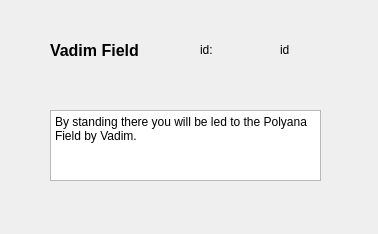
The window that vadimwindow.ui (Molodid-Tyshchenko/qt-monopoly-) describes before a commit, drawn with Qt 5.
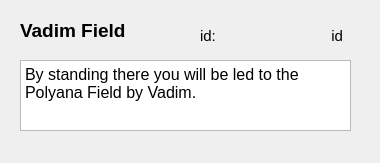
The same window after the commit.

```diff
--- a/vadimwindow.ui
+++ b/vadimwindow.ui
@@ -6,8 +6,8 @@
    <rect>
     <x>0</x>
     <y>0</y>
-    <width>378</width>
-    <height>234</height>
+    <width>380</width>
+    <height>163</height>
    </rect>
   </property>
   <property name="windowTitle">
@@ -16,18 +16,21 @@
   <widget class="QLabel" name="name">
    <property name="geometry">
     <rect>
-     <x>50</x>
-     <y>40</y>
-     <width>121</width>
+     <x>20</x>
+     <y>20</y>
+     <width>151</width>
      <height>21</height>
     </rect>
    </property>
    <property name="font">
     <font>
-     <pointsize>12</pointsize>
+     <pointsize>14</pointsize>
      <bold>true</bold>
     </font>
    </property>
+   <property name="styleSheet">
+    <string notr="true">font-size: 14pt;</string>
+   </property>
    <property name="text">
     <string>Vadim Field</string>
    </property>
@@ -36,11 +39,14 @@
    <property name="geometry">
     <rect>
      <x>200</x>
-     <y>40</y>
+     <y>20</y>
      <width>63</width>
-     <height>20</height>
+     <height>31</height>
     </rect>
    </property>
+   <property name="styleSheet">
+    <string notr="true">font-size: 11pt;</string>
+   </property>
    <property name="text">
     <string>id:</string>
    </property>
@@ -49,30 +55,39 @@
    <property name="geometry">
     <rect>
      <x>280</x>
-     <y>40</y>
+     <y>20</y>
      <width>63</width>
-     <height>20</height>
+     <height>31</height>
     </rect>
    </property>
+   <property name="styleSheet">
+    <string notr="true">font-size: 11pt;</string>
+   </property>
    <property name="text">
     <string>id</string>
    </property>
+   <property name="alignment">
+    <set>Qt::AlignRight|Qt::AlignTrailing|Qt::AlignVCenter</set>
+   </property>
   </widget>
   <widget class="QTextEdit" name="info">
    <property name="geometry">
     <rect>
-     <x>50</x>
-     <y>110</y>
-     <width>271</width>
+     <x>20</x>
+     <y>60</y>
+     <width>331</width>
      <height>71</height>
     </rect>
    </property>
+   <property name="styleSheet">
+    <string notr="true">font-size: 14pt;</string>
+   </property>
    <property name="html">
     <string>&lt;!DOCTYPE HTML PUBLIC &quot;-//W3C//DTD HTML 4.0//EN&quot; &quot;http://www.w3.org/TR/REC-html40/strict.dtd&quot;&gt;
 &lt;html&gt;&lt;head&gt;&lt;meta name=&quot;qrichtext&quot; content=&quot;1&quot; /&gt;&lt;meta charset=&quot;utf-8&quot; /&gt;&lt;style type=&quot;text/css&quot;&gt;
 p, li { white-space: pre-wrap; }
-&lt;/style&gt;&lt;/head&gt;&lt;body style=&quot; font-family:'Segoe UI'; font-size:9pt; font-weight:400; font-style:normal;&quot;&gt;
-&lt;p style=&quot; margin-top:0px; margin-bottom:0px; margin-left:0px; margin-right:0px; -qt-block-indent:0; text-indent:0px;&quot;&gt;By standing there you will be led to the Polyana Field by Vadim.&lt;/p&gt;&lt;/body&gt;&lt;/html&gt;</string>
+&lt;/style&gt;&lt;/head&gt;&lt;body style=&quot; font-family:'Segoe UI'; font-size:14pt; font-weight:400; font-style:normal;&quot;&gt;
+&lt;p style=&quot; margin-top:0px; margin-bottom:0px; margin-left:0px; margin-right:0px; -qt-block-indent:0; text-indent:0px;&quot;&gt;&lt;span style=&quot; font-size:12pt;&quot;&gt;By standing there you will be led to the Polyana Field by Vadim.&lt;/span&gt;&lt;/p&gt;&lt;/body&gt;&lt;/html&gt;</string>
    </property>
   </widget>
  </widget>
```
